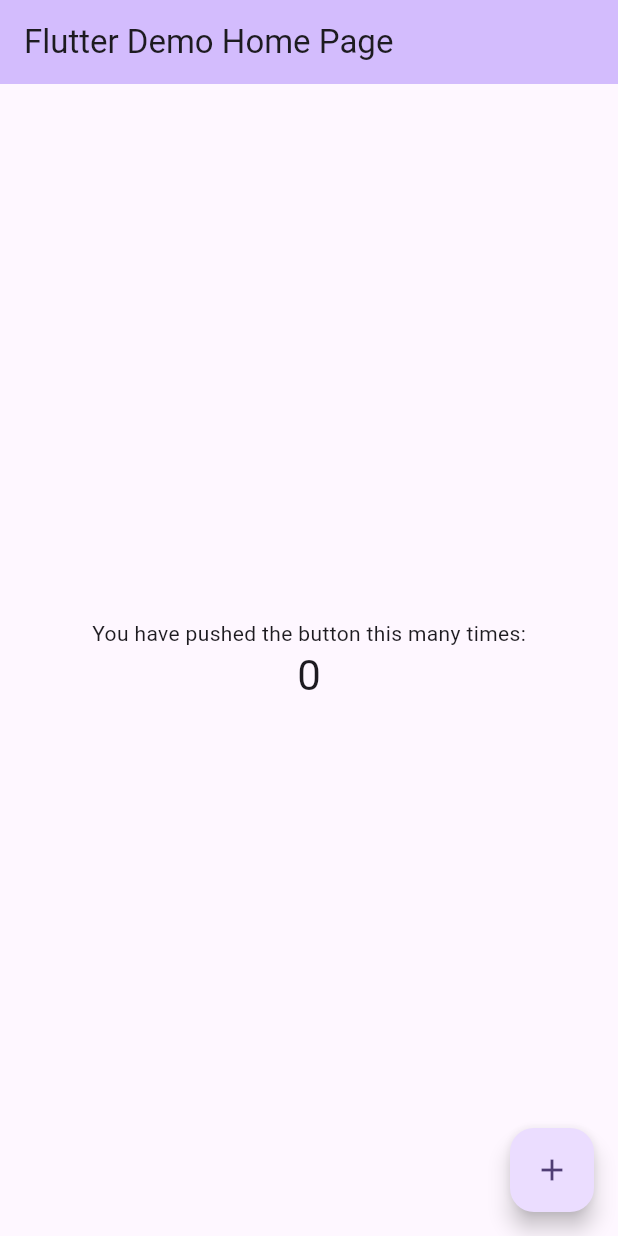
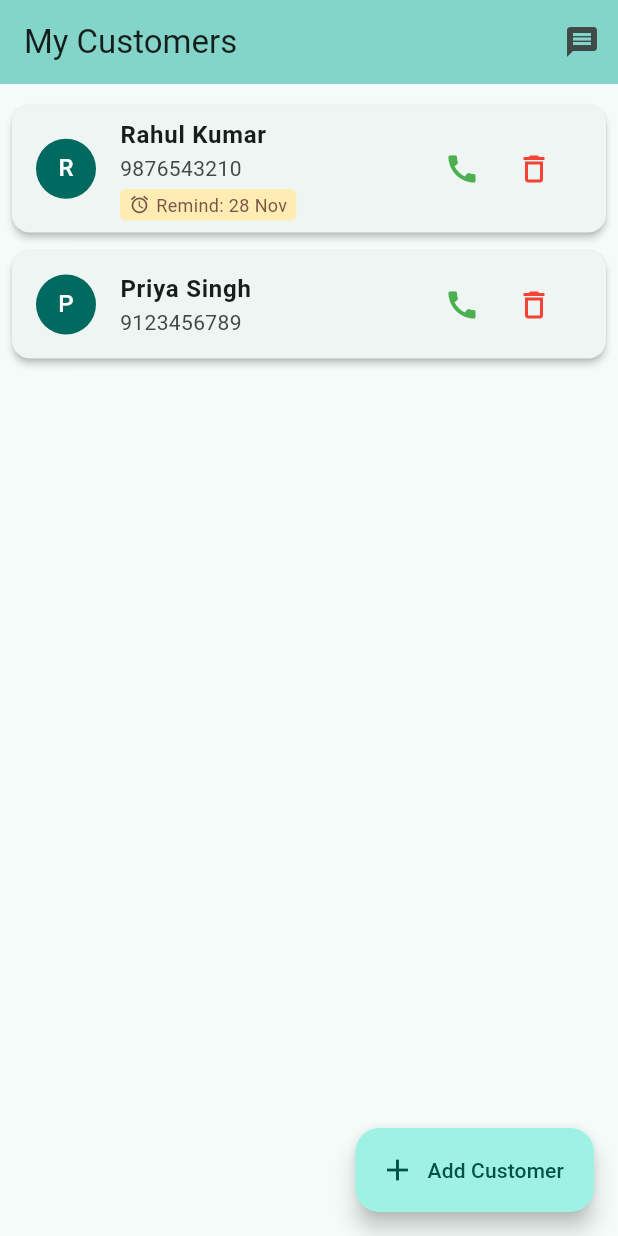
Before and after one commit to could-ai/019ac370-d471-7053-8446-27cd2d7818e9, a Flutter app: the screen it shows after launch, on a phone screen of 412 x 824 dp. Run offline on Flutter 3.47's test engine with Material 3 defaults, Android fonts, the phone set to English and light mode, and no system bars.

Commit message:
Added url_launcher for calling/SMS functionality and intl for date formatting.; Created Customer data model to store client details.; Created a service to manage customer data in memory using ValueNotifier for reactive UI updates.; Created screen for composing and sending bulk messages to all saved customers.; Created screen to add new customers with name, phone, notes, and optional reminder date.; Created Home Screen displaying customer list with call buttons, delete options, and navigation to Add/Bulk screens.; Updated main.dart to set up the app theme and route to the new HomeScreen.

```diff
--- a/usr/lib/main.dart
+++ b/usr/lib/main.dart
@@ -1,4 +1,5 @@
 import 'package:flutter/material.dart';
+import 'screens/home_screen.dart';
 
 void main() {
   runApp(const MyApp());
@@ -7,117 +8,24 @@ void main() {
 class MyApp extends StatelessWidget {
   const MyApp({super.key});
 
-  // This widget is the root of your application.
   @override
   Widget build(BuildContext context) {
     return MaterialApp(
-      title: 'Flutter Demo',
+      title: 'Customer Manager',
       debugShowCheckedModeBanner: false,
       theme: ThemeData(
-        // This is the theme of your application.
-        //
-        // TRY THIS: Try running your application with "flutter run". You'll see
-        // the application has a purple toolbar. Then, without quitting the app,
-        // try changing the seedColor in the colorScheme below to Colors.green
-        // and then invoke "hot reload" (save your changes or press the "hot
-        // reload" button in a Flutter-supported IDE, or press "r" if you used
-        // the command line to start the app).
-        //
-        // Notice that the counter didn't reset back to zero; the application
-        // state is not lost during the reload. To reset the state, use hot
-        // restart instead.
-        //
-        // This works for code too, not just values: Most code changes can be
-        // tested with just a hot reload.
-        colorScheme: ColorScheme.fromSeed(seedColor: Colors.deepPurple),
+        colorScheme: ColorScheme.fromSeed(seedColor: Colors.teal),
+        useMaterial3: true,
+        inputDecorationTheme: const InputDecorationTheme(
+          border: OutlineInputBorder(),
+          filled: true,
+          fillColor: Colors.white,
+        ),
       ),
       initialRoute: '/',
       routes: {
-        '/': (context) => const MyHomePage(title: 'Flutter Demo Home Page'),
+        '/': (context) => const HomeScreen(),
       },
     );
   }
 }
-
-class MyHomePage extends StatefulWidget {
-  const MyHomePage({super.key, required this.title});
-
-  // This widget is the home page of your application. It is stateful, meaning
-  // that it has a State object (defined below) that contains fields that affect
-  // how it looks.
-
-  // This class is the configuration for the state. It holds the values (in this
-  // case the title) provided by the parent (in this case the App widget) and
-  // used by the build method of the State. Fields in a Widget subclass are
-  // always marked "final".
-
-  final String title;
-
-  @override
-  State<MyHomePage> createState() => _MyHomePageState();
-}
-
-class _MyHomePageState extends State<MyHomePage> {
-  int _counter = 0;
-
-  void _incrementCounter() {
-    setState(() {
-      // This call to setState tells the Flutter framework that something has
-      // changed in this State, which causes it to rerun the build method below
-      // so that the display can reflect the updated values. If we changed
-      // _counter without calling setState(), then the build method would not be
-      // called again, and so nothing would appear to happen.
-      _counter++;
-    });
-  }
-
-  @override
-  Widget build(BuildContext context) {
-    // This method is rerun every time setState is called, for instance as done
-    // by the _incrementCounter method above.
-    //
-    // The Flutter framework has been optimized to make rerunning build methods
-    // fast, so that you can just rebuild anything that needs updating rather
-    // than having to individually change instances of widgets.
-    return Scaffold(
-      appBar: AppBar(
-        // TRY THIS: Try changing the color here to a specific color (to
-        // Colors.amber, perhaps?) and trigger a hot reload to see the AppBar
-        // change color while the other colors stay the same.
-        backgroundColor: Theme.of(context).colorScheme.inversePrimary,
-        // Here we take the value from the MyHomePage object that was created by
-        // the App.build method, and use it to set our appbar title.
-        title: Text(widget.title),
-      ),
-      body: Center(
-        // Center is a layout widget. It takes a single child and positions it
-        // in the middle of the parent.
-        child: Column(
-          // Column is also a layout widget. It takes a list of children and
-          // arranges them vertically. By default, it sizes itself to fit its
-          // children horizontally, and tries to be as tall as its parent.
-          //
-          // Column has various properties to control how it sizes itself and
-          // how it positions its children. Here we use mainAxisAlignment to
-          // center the children vertically; the main axis here is the vertical
-          // axis because Columns are vertical (the cross axis would be
-          // horizontal).
-          //
-          // TRY THIS: Invoke "debug painting" (choose the "Toggle Debug Paint"
-          // action in the IDE, or press "p" in the console), to see the
-          // wireframe for each widget.
-          mainAxisAlignment: MainAxisAlignment.center,
-          children: <Widget>[
-            const Text('You have pushed the button this many times:'),
-            Text('$_counter', style: Theme.of(context).textTheme.headlineMedium),
-          ],
-        ),
-      ),
-      floatingActionButton: FloatingActionButton(
-        onPressed: _incrementCounter,
-        tooltip: 'Increment',
-        child: const Icon(Icons.add),
-      ), // This trailing comma makes auto-formatting nicer for build methods.
-    );
-  }
-}
--- /dev/null
+++ b/usr/lib/models/customer.dart
@@ -0,0 +1,17 @@
+class Customer {
+  final String id;
+  final String name;
+  final String phone;
+  final String? address;
+  final DateTime? reminderDate;
+  final String? note;
+
+  Customer({
+    required this.id,
+    required this.name,
+    required this.phone,
+    this.address,
+    this.reminderDate,
+    this.note,
+  });
+}
--- /dev/null
+++ b/usr/lib/screens/home_screen.dart
@@ -0,0 +1,168 @@
+import 'package:flutter/material.dart';
+import 'package:url_launcher/url_launcher.dart';
+import 'package:intl/intl.dart';
+import '../services/customer_service.dart';
+import '../models/customer.dart';
+import 'add_customer_screen.dart';
+import 'bulk_message_screen.dart';
+
+class HomeScreen extends StatelessWidget {
+  const HomeScreen({super.key});
+
+  Future<void> _makePhoneCall(String phoneNumber) async {
+    final Uri launchUri = Uri(
+      scheme: 'tel',
+      path: phoneNumber,
+    );
+    try {
+      await launchUrl(launchUri);
+    } catch (e) {
+      debugPrint('Could not launch dialer: $e');
+    }
+  }
+
+  @override
+  Widget build(BuildContext context) {
+    return Scaffold(
+      appBar: AppBar(
+        title: const Text('My Customers'),
+        backgroundColor: Theme.of(context).colorScheme.inversePrimary,
+        actions: [
+          IconButton(
+            icon: const Icon(Icons.message),
+            tooltip: 'Bulk Message',
+            onPressed: () {
+              Navigator.push(
+                context,
+                MaterialPageRoute(builder: (context) => const BulkMessageScreen()),
+              );
+            },
+          ),
+        ],
+      ),
+      body: ValueListenableBuilder<List<Customer>>(
+        valueListenable: CustomerService().customersNotifier,
+        builder: (context, customers, child) {
+          if (customers.isEmpty) {
+            return Center(
+              child: Column(
+                mainAxisAlignment: MainAxisAlignment.center,
+                children: [
+                  const Icon(Icons.people_outline, size: 80, color: Colors.grey),
+                  const SizedBox(height: 16),
+                  const Text('No customers yet.', style: TextStyle(fontSize: 18, color: Colors.grey)),
+                  const SizedBox(height: 8),
+                  ElevatedButton(
+                    onPressed: () {
+                      Navigator.push(
+                        context,
+                        MaterialPageRoute(builder: (context) => const AddCustomerScreen()),
+                      );
+                    },
+                    child: const Text('Add Your First Customer'),
+                  ),
+                ],
+              ),
+            );
+          }
+
+          return ListView.builder(
+            itemCount: customers.length,
+            padding: const EdgeInsets.all(8),
+            itemBuilder: (context, index) {
+              final customer = customers[index];
+              return Card(
+                elevation: 2,
+                margin: const EdgeInsets.symmetric(vertical: 6),
+                child: ListTile(
+                  leading: CircleAvatar(
+                    backgroundColor: Theme.of(context).primaryColor,
+                    child: Text(
+                      customer.name.isNotEmpty ? customer.name[0].toUpperCase() : '?',
+                      style: const TextStyle(color: Colors.white),
+                    ),
+                  ),
+                  title: Text(
+                    customer.name,
+                    style: const TextStyle(fontWeight: FontWeight.bold),
+                  ),
+                  subtitle: Column(
+                    crossAxisAlignment: CrossAxisAlignment.start,
+                    children: [
+                      Text(customer.phone),
+                      if (customer.reminderDate != null)
+                        Container(
+                          margin: const EdgeInsets.only(top: 4),
+                          padding: const EdgeInsets.symmetric(horizontal: 6, vertical: 2),
+                          decoration: BoxDecoration(
+                            color: Colors.amber.shade100,
+                            borderRadius: BorderRadius.circular(4),
+                          ),
+                          child: Row(
+                            mainAxisSize: MainAxisSize.min,
+                            children: [
+                              const Icon(Icons.alarm, size: 14, color: Colors.brown),
+                              const SizedBox(width: 4),
+                              Text(
+                                'Remind: ${DateFormat('dd MMM').format(customer.reminderDate!)}',
+                                style: const TextStyle(fontSize: 12, color: Colors.brown),
+                              ),
+                            ],
+                          ),
+                        ),
+                    ],
+                  ),
+                  trailing: Row(
+                    mainAxisSize: MainAxisSize.min,
+                    children: [
+                      IconButton(
+                        icon: const Icon(Icons.call, color: Colors.green),
+                        onPressed: () => _makePhoneCall(customer.phone),
+                      ),
+                      IconButton(
+                        icon: const Icon(Icons.delete_outline, color: Colors.red),
+                        onPressed: () {
+                          // Confirm deletion
+                          showDialog(
+                            context: context,
+                            builder: (ctx) => AlertDialog(
+                              title: const Text('Delete Customer?'),
+                              content: Text('Are you sure you want to remove ${customer.name}?'),
+                              actions: [
+                                TextButton(
+                                  onPressed: () => Navigator.pop(ctx),
+                                  child: const Text('Cancel'),
+                                ),
+                                TextButton(
+                                  onPressed: () {
+                                    CustomerService().removeCustomer(customer.id);
+                                    Navigator.pop(ctx);
+                                  },
+                                  child: const Text('Delete', style: TextStyle(color: Colors.red)),
+                                ),
+                              ],
+                            ),
+                          );
+                        },
+                      ),
+                    ],
+                  ),
+                ),
+              );
+            },
+          );
+        },
+      ),
+      floatingActionButton: FloatingActionButton.extended(
+        onPressed: () {
+          Navigator.push(
+            context,
+            MaterialPageRoute(builder: (context) => const AddCustomerScreen()),
+          );
+        },
+        label: const Text('Add Customer'),
+        icon: const Icon(Icons.add),
+      ),
+    );
+  }
+}
--- /dev/null
+++ b/usr/lib/services/customer_service.dart
@@ -0,0 +1,28 @@
+import 'package:flutter/material.dart';
+import '../models/customer.dart';
+
+class CustomerService {
+  // Singleton pattern to access data from anywhere
+  static final CustomerService _instance = CustomerService._internal();
+  factory CustomerService() => _instance;
+  CustomerService._internal();
+
+  // Using ValueNotifier so UI updates automatically when data changes
+  final ValueNotifier<List<Customer>> customersNotifier = ValueNotifier<List<Customer>>([
+    // Dummy data for testing
+    Customer(id: '1', name: 'Rahul Kumar', phone: '9876543210', note: 'Interested in premium plan', reminderDate: DateTime.now().add(const Duration(days: 1))),
+    Customer(id: '2', name: 'Priya Singh', phone: '9123456789', address: 'Delhi', note: 'Call back evening'),
+  ]);
+
+  void addCustomer(Customer customer) {
+    final currentList = customersNotifier.value;
+    customersNotifier.value = [...currentList, customer];
+  }
+
+  void removeCustomer(String id) {
+    final currentList = customersNotifier.value;
+    customersNotifier.value = currentList.where((c) => c.id != id).toList();
+  }
+
+  List<Customer> get customers => customersNotifier.value;
+}
```
Also changed, not shown: usr/lib/screens/add_customer_screen.dart (added, +142 -0 lines), usr/lib/screens/bulk_message_screen.dart (added, +125 -0 lines), usr/pubspec.yaml (+5 -70 lines).
